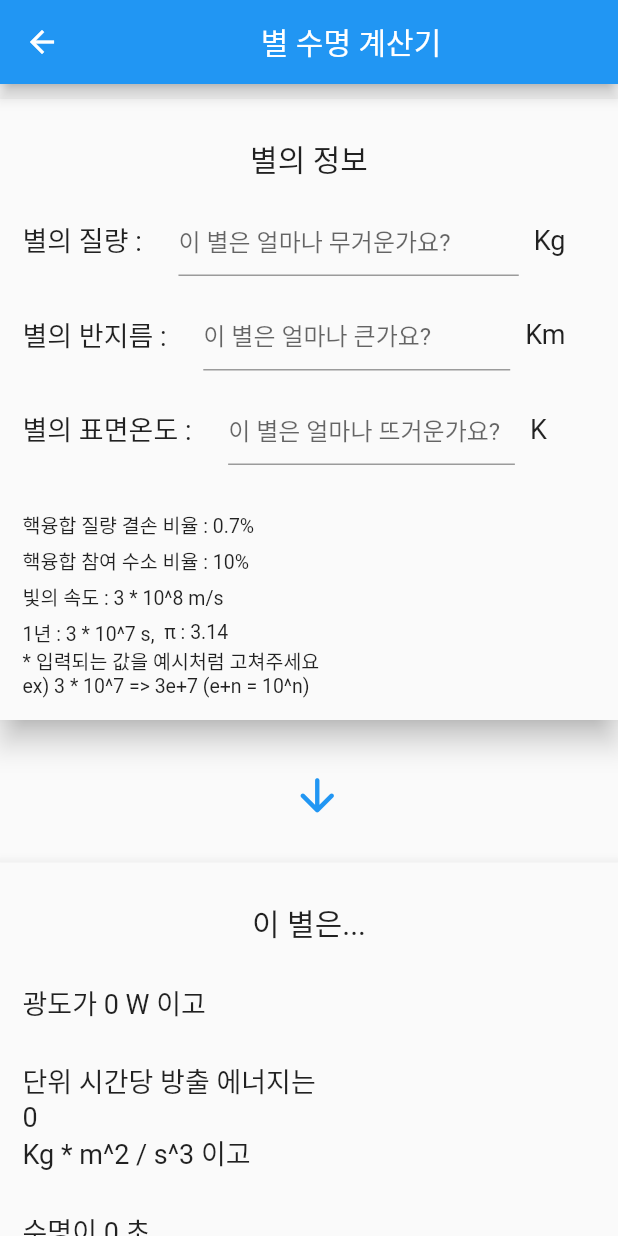
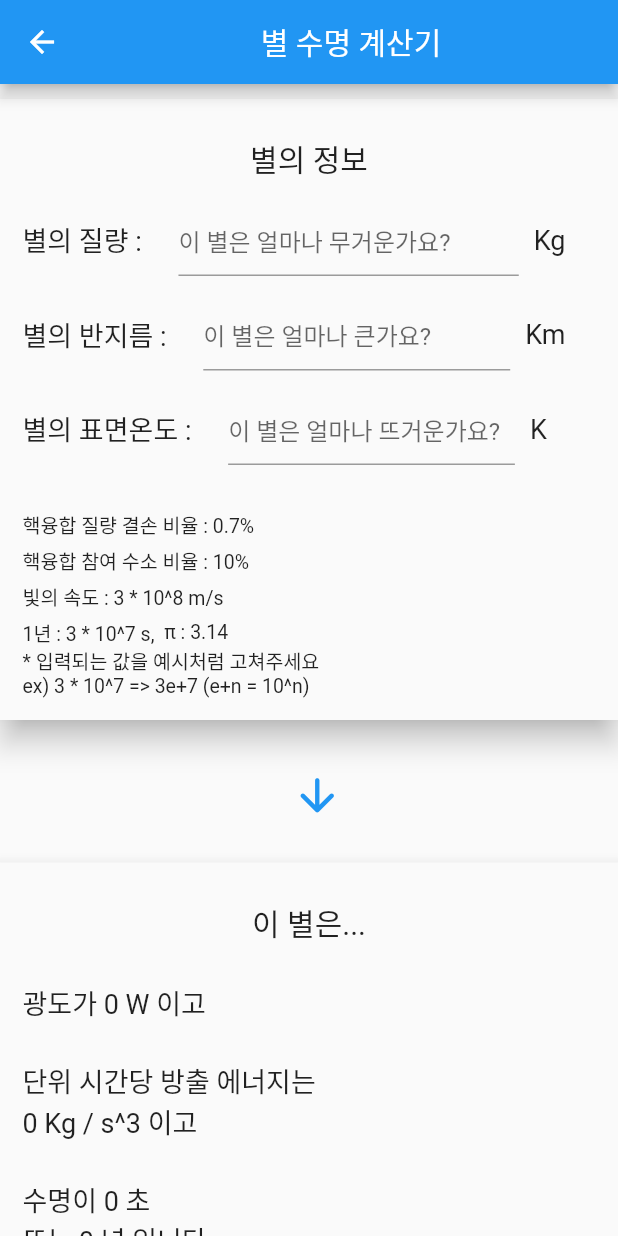
Before and after one commit to jun127/star_life_calculator_for_mobile, a Flutter app: the StarLife screen opened directly, after a tap on the "arrow downward" icon, on a phone screen of 412 x 824 dp. Run offline on Flutter 3.47's test engine with Material 2 defaults, Android fonts, the phone set to English and light mode, and no system bars.

Commit message:
스마트폰용 개선1

```diff
--- a/lib/main.dart
+++ b/lib/main.dart
@@ -80,6 +80,7 @@ class _StarLifeState extends State<StarLife> {
   dynamic E = 0;
   dynamic SL = 0;
   dynamic SLY = 0;
+  dynamic ET = 0;
   double M = 0;
   double T = 0;
   double R = 0;
@@ -148,6 +149,7 @@ class _StarLifeState extends State<StarLife> {
                   L = Star_light(R, T);
                   dynamic c = 3 * pow(10, 8);
                   E = 0.007 * 0.1 * M * pow(c, 2);
+                  ET = 5.670 * pow(10, -8) * pow(T, 4);
                   SL = Star_life(E, L);
                   dynamic Y = 3 * pow(10, 7);
                   SLY = SL / Y;
@@ -173,7 +175,7 @@ class _StarLifeState extends State<StarLife> {
                       ),
                       Container(height: 25),
                       Container(
-                        child: Row( children: [Text('단위 시간당 방출 에너지는 \n${E} \nKg * m^2 / s^3 이고', style: TextStyle(fontSize: 18)), Container(width: 10),
+                        child: Row( children: [Text('단위 시간당 방출 에너지는 \n${ET} Kg / s^3 이고', style: TextStyle(fontSize: 18)), Container(width: 10),
                         ],),
                       ),
                       Container(height: 25),
```
